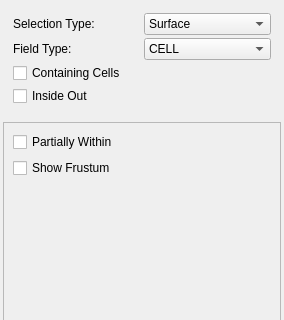
Qt form Qt/Components/Resources/UI/pqSelectionInspectorPanel.ui (wildmichael/ParaView3-enhancements-old) before a commit; both pictures show x 0 to 284 and y 0 to 320 of the 284 by 649 pixel window.
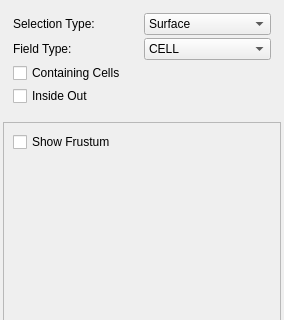
The same form after that commit. The open tabs and pages were chosen to show the change. Custom widgets are drawn as their Qt base class.

Commit message: ENH: Add point based frustum extraction. Removed ExactTest OFF option.

```diff
--- a/Qt/Components/Resources/UI/pqSelectionInspectorPanel.ui
+++ b/Qt/Components/Resources/UI/pqSelectionInspectorPanel.ui
@@ -358,13 +358,6 @@
        <property name="spacing" >
         <number>6</number>
        </property>
-       <item>
-        <widget class="QCheckBox" name="checkboxPartiallyWithin" >
-         <property name="text" >
-          <string>Partially Within</string>
-         </property>
-        </widget>
-       </item>
        <item>
         <widget class="QCheckBox" name="checkboxShowFrustum" >
          <property name="text" >
@@ -1433,11 +1426,6 @@
   </layout>
  </widget>
  <customwidgets>
-  <customwidget>
-   <class>pqDoubleRangeWidget</class>
-   <extends>QWidget</extends>
-   <header>pqDoubleRangeWidget.h</header>
-  </customwidget>
   <customwidget>
    <class>pqColorChooserButton</class>
    <extends>QPushButton</extends>
@@ -1449,6 +1437,11 @@
    <header>pqCollapsedGroup.h</header>
    <container>1</container>
   </customwidget>
+  <customwidget>
+   <class>pqDoubleRangeWidget</class>
+   <extends>QWidget</extends>
+   <header>pqDoubleRangeWidget.h</header>
+  </customwidget>
  </customwidgets>
  <resources/>
  <connections>
```
Left out of the diff: 2 changed lines with no effect on the pictures. The commit also changes 1 other file.
